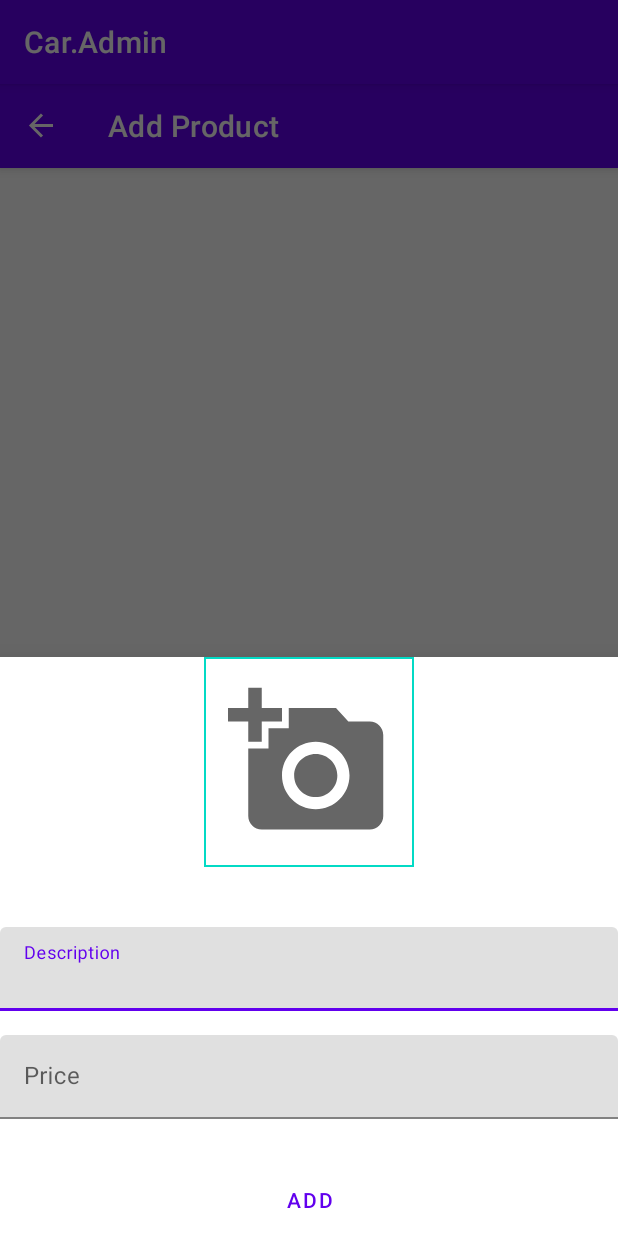
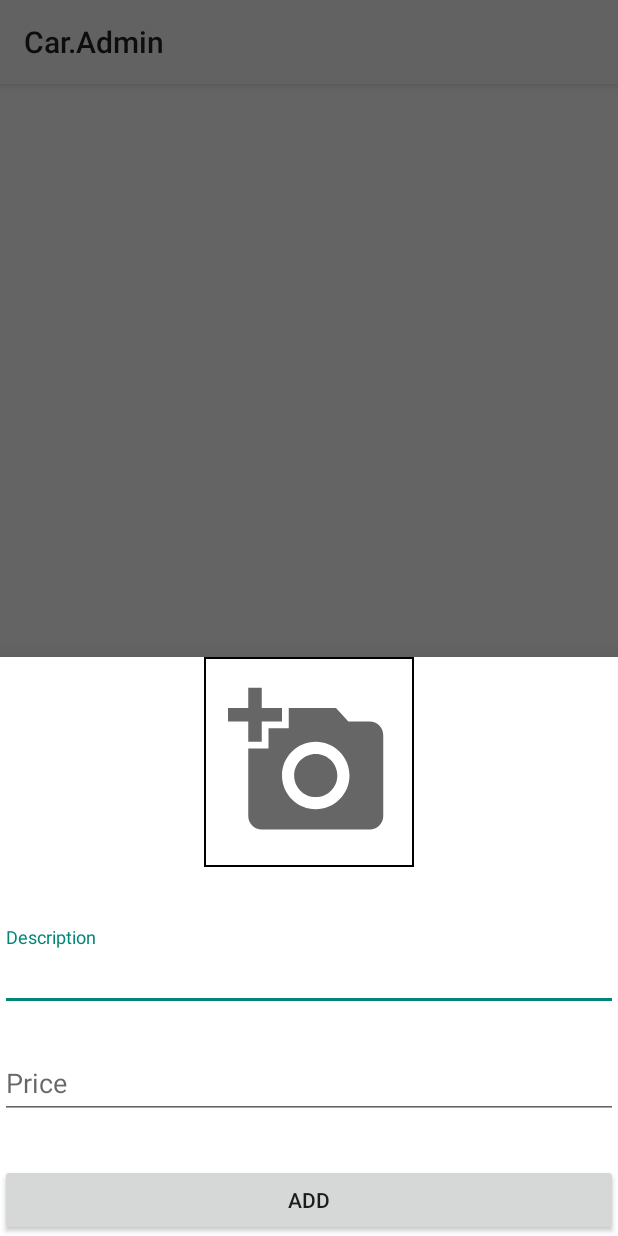
Before and after one commit to BrunoBertolini219/Ecommerce_Whitelabel, an Android app: the screen it shows after launch (MainActivity), after a tap on "Add product", on a phone screen of 412 x 824 dp. Run offline under Robolectric (Android 15) with nearby library versions, the phone set to English and light mode, and no system bars; our stand-ins replace Dagger/Hilt's generated code, Firebase (no records; nobody signed in at launch, a user with empty details on screens opened directly), navigation-ui; 2 statements that could not run were skipped.

Commit message:
Color and Styles Customized for each Flavor

```diff
--- a/app/src/main/java/br/com/brunoccbertolini/ecommerce_whitelabel/ui/MainActivity.kt
+++ b/app/src/main/java/br/com/brunoccbertolini/ecommerce_whitelabel/ui/MainActivity.kt
@@ -15,7 +15,6 @@ import dagger.hilt.android.AndroidEntryPoint
 class MainActivity : AppCompatActivity() {
 
     private lateinit var navController: NavController
-    private lateinit var appBarConfiguration: AppBarConfiguration
 
     override fun onCreate(savedInstanceState: Bundle?) {
         super.onCreate(savedInstanceState)
@@ -26,8 +25,8 @@ class MainActivity : AppCompatActivity() {
             .findFragmentById(R.id.nav_host_fragment) as NavHostFragment
 
         navController = navHostFragment.navController
-        appBarConfiguration = AppBarConfiguration(navController.graph)
 
-        binding.toolbarMain.setupWithNavController(navController, appBarConfiguration)
+
+
     }
 }
--- a/app/src/main/res/layout/activity_main.xml
+++ b/app/src/main/res/layout/activity_main.xml
@@ -6,18 +6,6 @@
     android:layout_height="match_parent"
     tools:context=".ui.MainActivity">
 
-        <androidx.appcompat.widget.Toolbar
-            android:id="@+id/toolbar_main"
-            android:layout_width="0dp"
-            android:layout_height="?attr/actionBarSize"
-            android:background="?attr/colorPrimary"
-            android:elevation="4dp"
-            android:theme="@style/ThemeOverlay.AppCompat.Dark.ActionBar"
-            app:layout_constraintEnd_toEndOf="parent"
-            app:layout_constraintStart_toStartOf="parent"
-            app:layout_constraintTop_toTopOf="parent"
-            app:popupTheme="@style/ThemeOverlay.AppCompat.Light"
-            tools:title="White Label Tutorial" />
 
     <androidx.fragment.app.FragmentContainerView
         android:id="@+id/nav_host_fragment"
@@ -28,7 +16,7 @@
         app:layout_constraintBottom_toBottomOf="parent"
         app:layout_constraintLeft_toLeftOf="parent"
         app:layout_constraintRight_toRightOf="parent"
-            app:layout_constraintTop_toBottomOf="@+id/toolbar_main"
+        app:layout_constraintTop_toTopOf="parent"
         app:navGraph="@navigation/nav_graph" />
 
     </androidx.constraintlayout.widget.ConstraintLayout>
--- a/app/src/main/res/layout/item_product.xml
+++ b/app/src/main/res/layout/item_product.xml
@@ -20,7 +20,7 @@
 
     <TextView
         android:id="@+id/text_description"
-        style="@style/TextAppearance.AppCompat.Body1"
+        style="@style/Text.Primary"
         android:layout_width="wrap_content"
         android:layout_height="wrap_content"
         android:layout_marginTop="8dp"
@@ -33,7 +33,7 @@
 
     <TextView
         android:id="@+id/text_price"
-        style="@style/TextAppearance.AppCompat.Body2"
+        style="@style/Text.Secondary"
         android:layout_width="wrap_content"
         android:layout_height="wrap_content"
         android:layout_marginTop="4dp"
--- a/app/src/main/res/values-night/themes.xml
+++ /dev/null
@@ -1,16 +0,0 @@
-<resources xmlns:tools="http://schemas.android.com/tools">
-    <!-- Base application theme. -->
-    <style name="Theme.Ecommerce_Whitelabel" parent="Theme.MaterialComponents.DayNight.DarkActionBar">
-        <!-- Primary brand color. -->
-        <item name="colorPrimary">@color/purple_200</item>
-        <item name="colorPrimaryVariant">@color/purple_700</item>
-        <item name="colorOnPrimary">@color/black</item>
-        <!-- Secondary brand color. -->
-        <item name="colorSecondary">@color/teal_200</item>
-        <item name="colorSecondaryVariant">@color/teal_200</item>
-        <item name="colorOnSecondary">@color/black</item>
-        <!-- Status bar color. -->
-        <item name="android:statusBarColor" tools:targetApi="l">?attr/colorPrimaryVariant</item>
-        <!-- Customize your theme here. -->
-    </style>
-</resources>
--- a/app/src/main/res/values/colors.xml
+++ /dev/null
@@ -1,10 +0,0 @@
-<?xml version="1.0" encoding="utf-8"?>
-<resources>
-    <color name="purple_200">#FFBB86FC</color>
-    <color name="purple_500">#FF6200EE</color>
-    <color name="purple_700">#FF3700B3</color>
-    <color name="teal_200">#FF03DAC5</color>
-    <color name="teal_700">#FF018786</color>
-    <color name="black">#FF000000</color>
-    <color name="white">#FFFFFFFF</color>
-</resources>
--- a/app/src/main/res/values/themes.xml
+++ /dev/null
@@ -1,16 +0,0 @@
-<resources xmlns:tools="http://schemas.android.com/tools">
-    <!-- Base application theme. -->
-    <style name="Theme.Ecommerce_Whitelabel" parent="Theme.MaterialComponents.DayNight.DarkActionBar">
-        <!-- Primary brand color. -->
-        <item name="colorPrimary">@color/purple_500</item>
-        <item name="colorPrimaryVariant">@color/purple_700</item>
-        <item name="colorOnPrimary">@color/white</item>
-        <!-- Secondary brand color. -->
-        <item name="colorSecondary">@color/teal_200</item>
-        <item name="colorSecondaryVariant">@color/teal_700</item>
-        <item name="colorOnSecondary">@color/black</item>
-        <!-- Status bar color. -->
-        <item name="android:statusBarColor" tools:targetApi="l">?attr/colorPrimaryVariant</item>
-        <!-- Customize your theme here. -->
-    </style>
-</resources>
```
Also changed, not shown: 4 other files. Lines whose indentation alone changed are shown as unchanged.
